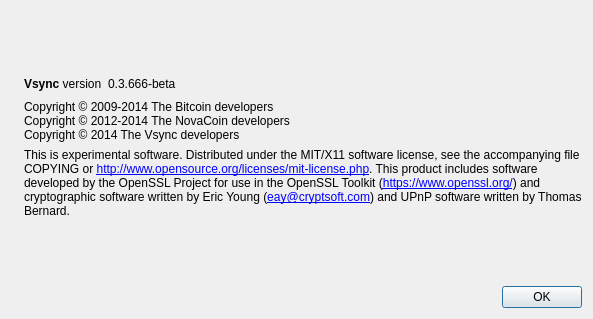
Old version of the form src/qt/forms/aboutdialog.ui in the repository wtomtom/vsynctt.
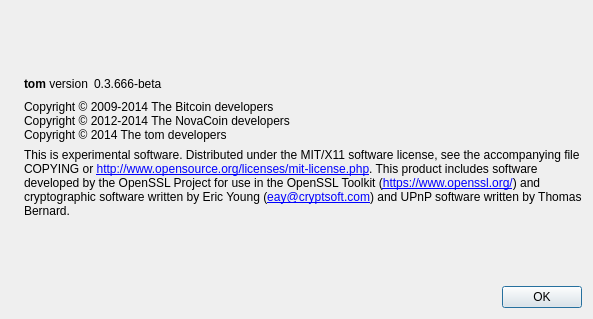
New version of the form. Icons and pictures are not drawn.

Patch:
```diff
--- a/src/qt/forms/aboutdialog.ui
+++ b/src/qt/forms/aboutdialog.ui
@@ -50,7 +50,7 @@
           <cursorShape>IBeamCursor</cursorShape>
          </property>
          <property name="text">
-          <string>&lt;b&gt;Vsync&lt;/b&gt; version</string>
+          <string>&lt;b&gt;tom&lt;/b&gt; version</string>
          </property>
          <property name="textInteractionFlags">
           <set>Qt::LinksAccessibleByMouse|Qt::TextSelectableByKeyboard|Qt::TextSelectableByMouse</set>
@@ -93,7 +93,7 @@
        <property name="text">
         <string>Copyright © 2009-2014 The Bitcoin developers
 Copyright © 2012-2014 The NovaCoin developers
-Copyright © 2014 The Vsync developers</string>
+Copyright © 2014 The tom developers</string>
        </property>
        <property name="textInteractionFlags">
         <set>Qt::LinksAccessibleByMouse|Qt::TextSelectableByKeyboard|Qt::TextSelectableByMouse</set>
```
Left out of the diff: 2 changed lines with no effect on the pictures.
